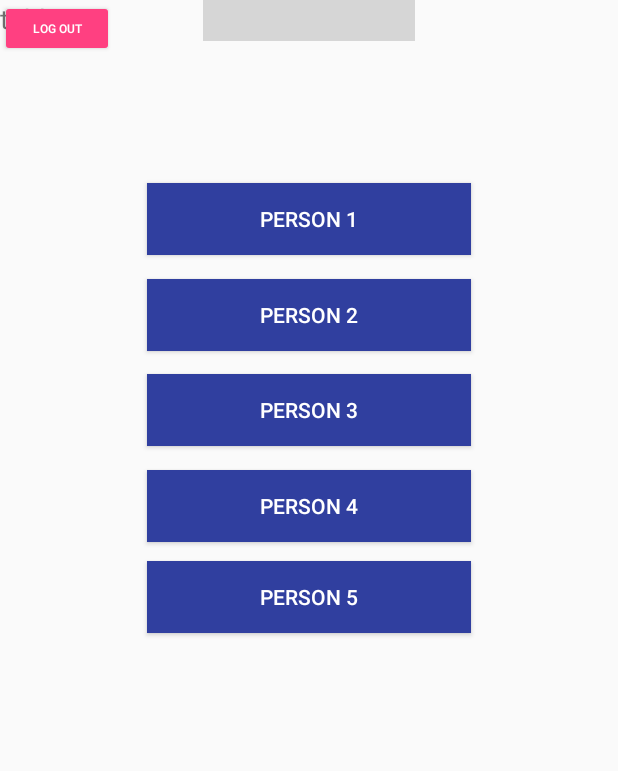
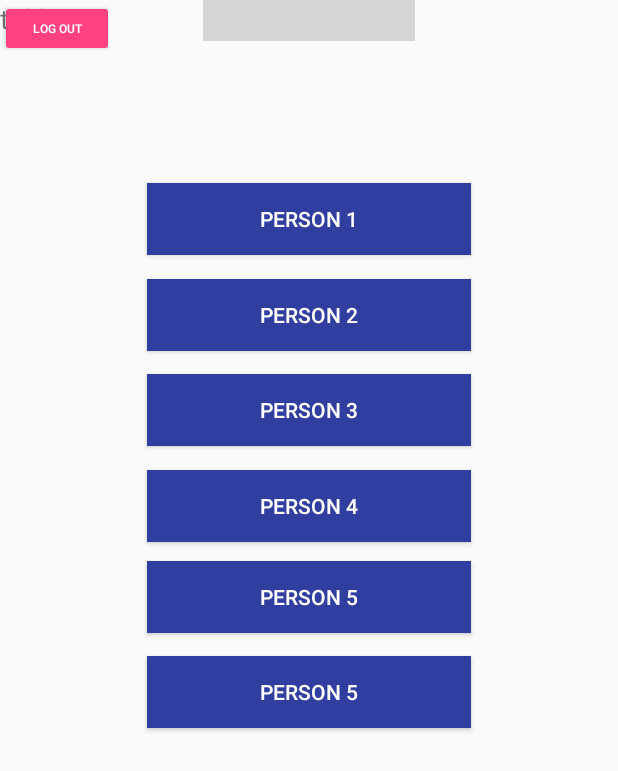
Before and after one commit to LynzZen/PFIMiniProjectGroup226A, an Android app: the layout screen3.xml on its own in the app's theme, with its tools: preview values and no code run, on a phone screen of 412 x 824 dp. Shown: the top 771 px of the screen. Run offline under Robolectric (Android 15) with nearby library versions, the phone set to English and light mode, and no system bars; grey boxes are pictures that could not be loaded.

```diff
--- a/app/src/main/res/layout/screen3.xml
+++ b/app/src/main/res/layout/screen3.xml
@@ -5,6 +5,19 @@
     android:layout_width="match_parent"
     android:layout_height="match_parent"
     tools:context="com.example.lynge.pfiminiprojectgroup226a.MainActivity">
+
+    <Button
+        android:id="@+id/button2"
+        android:layout_width="216dp"
+        android:layout_height="48dp"
+        android:layout_marginTop="437dp"
+        android:background="@color/colorPrimaryDark"
+        android:text="@string/Person5"
+        android:textColor="@android:color/background_light"
+        app:layout_constraintLeft_toLeftOf="parent"
+        app:layout_constraintRight_toRightOf="parent"
+        app:layout_constraintTop_toTopOf="parent"
+        tools:text="Person 5" />
 
     <Button
         android:id="@+id/button"
```
